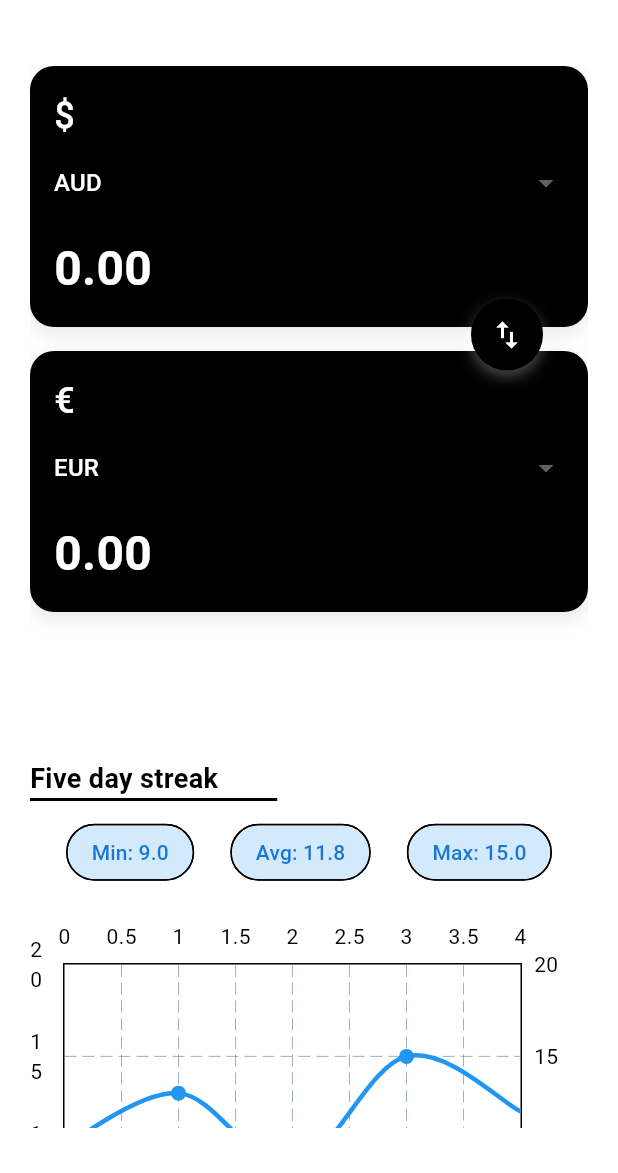
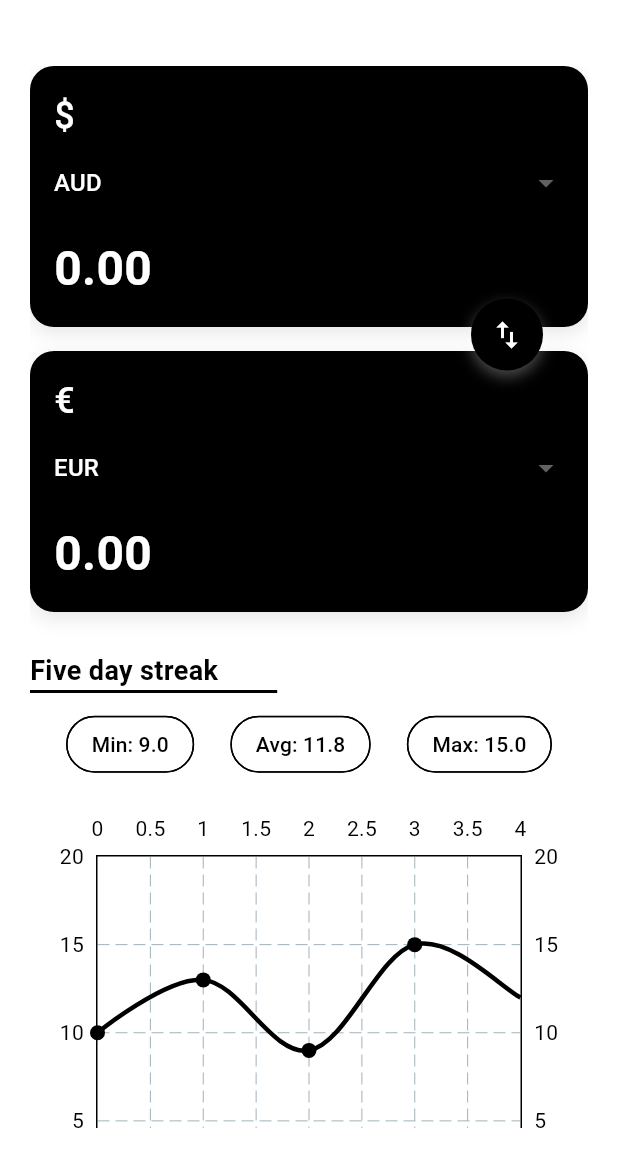
Before and after one commit to NibinBiju/currency_rate_calculator, a Flutter app: the HomePage screen opened directly, on a phone screen of 412 x 824 dp, the part 63-1236 px from its top. Run offline on Flutter 3.47's test engine with Material 3 defaults, Android fonts, the phone set to English and light mode, and no system bars; drawn by our look-alikes of fl_chart; our stand-ins replace dartz, dio, firebase_auth, firebase_core, flutter_bloc, get_it and 1 more; accounts and stored records are empty.

Commit message:
Enhance SharedPreferenceService and HomePage to manage recent currency conversion data; update AnimatedLineChart for theme consistency

```diff
--- a/lib/presentation/features/home/pages/home_page.dart
+++ b/lib/presentation/features/home/pages/home_page.dart
@@ -1,5 +1,4 @@
-import 'dart:convert';
-
+import 'package:currency_rate_calculator/core/services/sharedpreference_service.dart';
 import 'package:currency_rate_calculator/domain/entity/currency_convert_entity.dart';
 import 'package:currency_rate_calculator/presentation/features/home/bloc/bloc/currency_convert_bloc.dart';
 import 'package:currency_rate_calculator/presentation/widget/animated_chart.dart';
@@ -20,8 +19,11 @@ class _HomePageState extends State<HomePage> {
   double fromAmount = 0;
   double toAmount = 0;
 
+  List<String> recentData = [];
+
   List<String> currencies = ['AUD', 'EUR', 'USD', 'GBP'];
   bool isSwapped = false;
+  final prefsService = SharedPreferenceService();
 
   void swapCurrencies() {
     setState(() {
@@ -31,6 +33,20 @@ class _HomePageState extends State<HomePage> {
       fromCurrency = toCurrency;
       toCurrency = temp;
     });
+  }
+
+  @override
+  void initState() {
+    WidgetsBinding.instance.addPostFrameCallback((_) {
+      _getCahcedData();
+    });
+
+    super.initState();
+  }
+
+  void _getCahcedData() async {
+    recentData = await prefsService.getStringList();
+    setState(() {});
   }
 
   @override
@@ -58,7 +74,7 @@ class _HomePageState extends State<HomePage> {
               // converter Card
               Center(
                 child: SizedBox(
-                  height: 2 * cardHeight + 80,
+                  height: 2 * cardHeight + 40,
                   child: Stack(
                     alignment: Alignment.center,
                     children: [
@@ -83,6 +99,10 @@ class _HomePageState extends State<HomePage> {
 
                               setState(() {
                                 toAmount = fromAmount * rate;
+                                recentData.add(
+                                  "$fromAmount $fromCurrency to ${toAmount.toStringAsFixed(2)} $toCurrency",
+                                );
+                                prefsService.saveStringList(recentData);
                               });
                             }
                           }
@@ -202,8 +222,6 @@ class _HomePageState extends State<HomePage> {
                 ),
               ),
 
-              const SizedBox(height: 32),
-
               // chart Section
               _headTextWidget(width, text: 'Five day streak', colors: colors),
               AnimatedLineChart(),
@@ -213,15 +231,25 @@ class _HomePageState extends State<HomePage> {
                 text: 'Recent conversions',
                 colors: colors,
               ),
-
+              if (recentData.isEmpty)
+                Center(
+                  child: Text(
+                    'No data found',
+                    style: TextStyle(
+                      fontSize: 18,
+                      fontWeight: FontWeight.w700,
+                      color: colors.onSurface,
+                    ),
+                  ),
+                ),
               //cached data
               ListView.builder(
                 physics: NeverScrollableScrollPhysics(),
                 shrinkWrap: true,
-                itemCount: 3,
+                itemCount: recentData.length,
                 itemBuilder: (context, index) => ListTile(
                   title: Text(
-                    '${index + 1}, 1 USD to 87 INR',
+                    "${index + 1}, ${recentData[index]}",
                     style: TextStyle(
                       color: colors.onSurface,
                       fontWeight: FontWeight.w700,
--- a/lib/presentation/widget/animated_chart.dart
+++ b/lib/presentation/widget/animated_chart.dart
@@ -26,8 +26,10 @@ class AnimatedLineChartState extends State<AnimatedLineChart>
   @override
   void initState() {
     super.initState();
-    _animationController =
-        AnimationController(vsync: this, duration: Duration(seconds: 2));
+    _animationController = AnimationController(
+      vsync: this,
+      duration: Duration(seconds: 2),
+    );
     _lineAnimation = CurvedAnimation(
       parent: _animationController,
       curve: Curves.easeInOut,
@@ -82,39 +84,14 @@ class AnimatedLineChartState extends State<AnimatedLineChart>
                 LineChartData(
                   minY: minValue - 5,
                   maxY: maxValue + 5,
-                  titlesData: FlTitlesData(
-                    bottomTitles: AxisTitles(
-                      sideTitles: SideTitles(
-                        showTitles: true,
-                        getTitlesWidget: (value, meta) {
-                          int index = value.toInt();
-                          if (index >= 0 && index < dates.length) {
-                            return Padding(
-                              padding: const EdgeInsets.only(top: 8),
-                              child: Text(
-                                DateFormat.Md().format(dates[index]),
-                                style: TextStyle(fontSize: 12),
-                              ),
-                            );
-                          }
-                          return const SizedBox.shrink();
-                        },
-                        interval: 1,
-                      ),
-                    ),
-                    leftTitles: AxisTitles(
-                      sideTitles: SideTitles(showTitles: true, interval: 5),
-                    ),
-                  ),
                   lineTouchData: LineTouchData(
                     handleBuiltInTouches: true,
                     touchTooltipData: LineTouchTooltipData(
-
-
                       getTooltipItems: (touchedSpots) {
                         return touchedSpots.map((spot) {
-                          String dateStr = DateFormat.yMMMd()
-                              .format(dates[spot.x.toInt()]);
+                          String dateStr = DateFormat.yMMMd().format(
+                            dates[spot.x.toInt()],
+                          );
                           return LineTooltipItem(
                             '$dateStr\n${spot.y.toStringAsFixed(1)}',
                             const TextStyle(color: Colors.white),
@@ -143,18 +120,21 @@ class AnimatedLineChartState extends State<AnimatedLineChart>
                         (i) => FlSpot(i.toDouble(), values[i]),
                       ),
                       isCurved: true,
-                      color: Colors.blue,
+                      color: Theme.of(context).colorScheme.onSurface,
                       barWidth: 3,
                       dotData: FlDotData(
                         show: true,
                         getDotPainter: (spot, percent, barData, index) {
-                          double opacity = (index <=
+                          double opacity =
+                              (index <=
                                   (_lineAnimation.value * (values.length - 1)))
                               ? 1.0
                               : 0.0;
                           return FlDotCirclePainter(
                             radius: 5,
-                            color: Colors.blue.withValues(alpha: opacity),
+                            color: Theme.of(
+                              context,
+                            ).colorScheme.onSurface.withValues(alpha: opacity),
                             strokeWidth: 0,
                             strokeColor: Colors.transparent,
                           );
@@ -167,7 +147,6 @@ class AnimatedLineChartState extends State<AnimatedLineChart>
                   gridData: FlGridData(show: true, horizontalInterval: 5),
                   borderData: FlBorderData(show: true),
                 ),
-
               );
             },
           ),
@@ -179,9 +158,11 @@ class AnimatedLineChartState extends State<AnimatedLineChart>
   Widget _buildStatChip(String label, double value) {
     return Chip(
       label: Text('$label: ${value.toStringAsFixed(1)}'),
-      backgroundColor: Colors.blue.withValues(alpha:0.2),
+      backgroundColor: Theme.of(
+        context,
+      ).colorScheme.surface.withValues(alpha: 0.2),
       shape: StadiumBorder(),
-      labelStyle: TextStyle(color: Colors.blue.shade700),
+      labelStyle: TextStyle(color: Theme.of(context).colorScheme.onSurface),
     );
   }
 }
```
Also changed, not shown: lib/core/services/sharedpreference_service.dart (+9 -22 lines), 1 other file.
